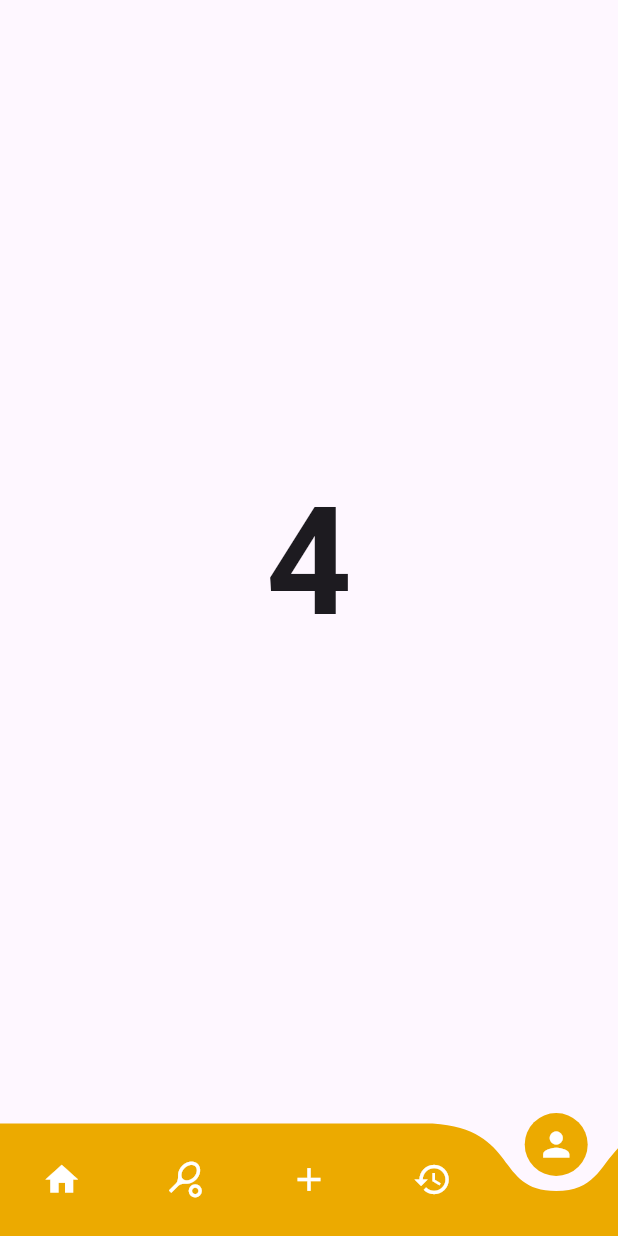
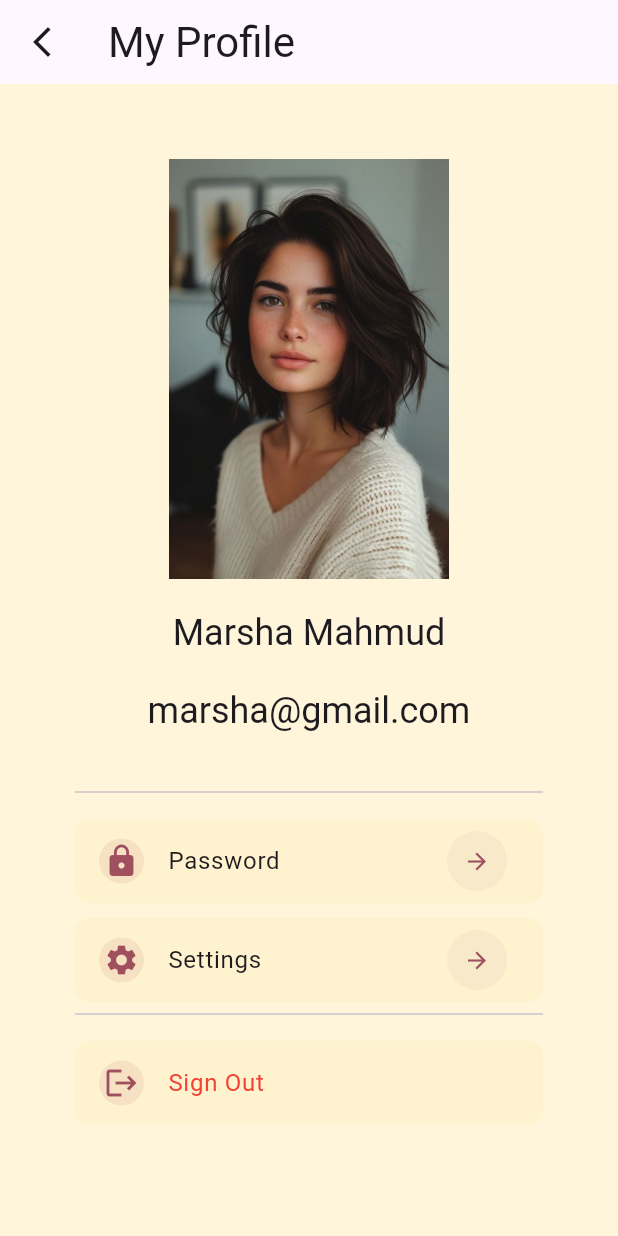
Before and after one commit to nuramirahathirahnazli/ByteBurst, a Flutter app: the screen it shows after launch, item 5 of the bottom bar chosen, on a phone screen of 412 x 824 dp. Run offline on Flutter 3.47's test engine with Material 3 defaults, Android fonts, the phone set to English and light mode, and no system bars; drawn by our look-alikes of curved_navigation_bar; our stand-ins replace firebase_core; accounts and stored records are empty.

Commit message:
Complete task on user profile
Coding the task for user profile, but need to upgrade more the styling as in prototype

```diff
--- a/utmfit/lib/screens/user/dashboard_user.dart
+++ b/utmfit/lib/screens/user/dashboard_user.dart
@@ -1,5 +1,7 @@
 import 'package:curved_navigation_bar/curved_navigation_bar.dart';
 import 'package:flutter/material.dart';
+import 'package:utmfit/screens/user/profile/profile_user.dart';
+import 'package:utmfit/src/constants/colors.dart';
 
 
 class dashboardUser extends StatefulWidget{
@@ -15,6 +17,7 @@ class _dashboardUserState extends State<dashboardUser> {
   @override
   Widget build(BuildContext context) {
     return Scaffold(
+      backgroundColor: clrBase, // Set the entire background screen color
       bottomNavigationBar: CurvedNavigationBar(
         backgroundColor: Colors.transparent,
         buttonBackgroundColor: Color(0xFFECAA00),
@@ -25,12 +28,21 @@ class _dashboardUserState extends State<dashboardUser> {
           Icon(Icons.sports_tennis_outlined, size: 26, color: Colors.white),
           Icon(Icons.add, size: 26, color: Colors.white),
           Icon(Icons.history, size: 26, color: Colors.white),
-          Icon(Icons.person, size: 26, color: Colors.white),
+          Icon(
+            Icons.person,
+            size: 26,
+            color: Colors.white),
         ],
         onTap: (index) {
           setState(() {
             _page = index;
           });
+           if (index == 4) { // Assuming index 4 corresponds to the "person" icon
+            Navigator.push(
+              context,
+              MaterialPageRoute(builder: (context) => const ProfileUser()),
+            );
+          }
         },
       ),
       body: Center(
--- /dev/null
+++ b/utmfit/lib/screens/user/profile/profile_user.dart
@@ -0,0 +1,128 @@
+import 'package:flutter/material.dart';
+import 'package:utmfit/src/constants/colors.dart';
+import 'package:utmfit/src/constants/image_strings.dart';
+
+class ProfileUser extends StatelessWidget{
+  const ProfileUser({Key? key}) : super(key: key);
+
+  @override
+  Widget build(BuildContext context){
+    var isDark = MediaQuery.of(context).platformBrightness == Brightness.dark;
+    return Scaffold(
+      backgroundColor: clrBase, // Set the entire background screen color
+      appBar: AppBar(
+        leading: IconButton(
+          onPressed: () {
+            Navigator.pop(context); // Navigate back to dashboard_user screen
+          },
+          icon: const Icon(Icons.arrow_back_ios_new_sharp),
+        ),
+        title: Text("My Profile", style: Theme.of(context).textTheme.headlineMedium),
+      ),
+
+      body: SingleChildScrollView(
+        child: Container(
+          padding: const EdgeInsets.all(50), //50 = size
+          child: Column(
+            children: [
+              SizedBox(
+                width : 280,
+                height: 280,
+
+                child: ClipRRect(
+                  //borderRadius: BorderRadius.circular(150.0), tak jadi bulat
+                  child: const Image(image: AssetImage(strProfileImage)),
+                ),
+              ),
+              const SizedBox(height: 20),
+              Text("Marsha Mahmud", style: Theme.of(context).textTheme.headlineSmall),
+              const SizedBox(height:20),
+              Text("marsha@gmail.com", style: Theme.of(context).textTheme.headlineSmall),
+              const SizedBox(height:30),
+              const Divider(),
+              const SizedBox(height:10),
+
+              //MENU
+              UserProfileWidget(
+                title: "Password",
+                icon: Icons.lock,
+                onPress: () {},
+                backgroundColor: clrUser3,
+                 // Set the desired background color
+              ),
+              const SizedBox(height:10),
+              UserProfileWidget(
+                title: "Settings",
+                icon: Icons.settings,
+                onPress: () {},
+                backgroundColor: clrUser3, // Set the desired background color
+              ),
+              const Divider(),
+              const SizedBox(height: 10),
+              UserProfileWidget(
+                title: "Sign Out",
+                icon: Icons.logout,
+                textColor: Colors.red,
+                endIcon: false,
+                backgroundColor: clrUser3, // Set the desired background color
+                onPress: () {},
+              ),
+            ],
+          ),
+        ),
+      )
+    );
+  }
+}
+
+class UserProfileWidget extends StatelessWidget {
+  const UserProfileWidget({
+    Key? key,
+    required this.title,
+    required this.icon,
+    required this.onPress,
+    this.endIcon = true,
+    this.textColor,
+    this.backgroundColor, // Add a new property for background color
+  }) : super(key: key);
+
+  final String title;
+  final IconData icon;
+  final VoidCallback onPress;
+  final bool endIcon;
+  final Color? textColor;
+  final Color? backgroundColor; // New property for background color
+
+  @override
+  Widget build(BuildContext context) {
+
+        return Container(
+      decoration: BoxDecoration(
+        color: backgroundColor,
+        borderRadius: BorderRadius.circular(10.0), // Add border radius here
+      ),
+        child: ListTile(  // Nested within Container
+        onTap: onPress,
+        leading: Container(
+          width: 30,
+          height: 30,
+          decoration: BoxDecoration(
+            borderRadius: BorderRadius.circular(100),
+            color: clrUser5.withOpacity(0.1),
+          ),
+          child: Icon(icon, color: clrUser5),
+        ),
+        title: Text(title, style: Theme.of(context).textTheme.bodyLarge?.apply(color: textColor)),
+        trailing: endIcon ? Container(
+          width: 40,
+          height: 40,
+          decoration: BoxDecoration(
+            borderRadius: BorderRadius.circular(100),
+            color: Colors.grey.withOpacity(0.1),
+          ),
+          child: const Icon(Icons.arrow_forward, size: 18.0, color: clrUser5),
+        ) : null,
+   ),
+    );
+  }
+}
--- a/utmfit/lib/screens/user/welcome_screen.dart
+++ b/utmfit/lib/screens/user/welcome_screen.dart
@@ -1,4 +1,4 @@
-//try nak buat mcm dkt link ni. tapi nanti dulu (mira)
+//try nak buat mcm dkt link ni. tapi kiv dulu (mira)
 //https://www.youtube.com/watch?v=ucwBcTgxyME
 
 import 'package:flutter/material.dart';
--- /dev/null
+++ b/utmfit/lib/src/constants/colors.dart
@@ -0,0 +1,19 @@
+//Constant colours use
+
+import 'package:flutter/material.dart';
+
+const Color clrBase = Color.fromRGBO(255, 239, 198, 0.64); //kena tengok balik, sebab warna dia gelap dkt emulator, tapi dkt web okay
+const Color clrBlack = Color(0xFF000000);
+
+//COLOURS FOR USER
+const Color clrUserPrimary = Color(0xFFECAA00);
+const Color clrUser2 = Color.fromARGB(132, 236, 169, 0);
+const Color clrUser3 = Color.fromARGB(162, 255, 239, 198);
+const Color clrUser4 = Color(0xFFFFAE34);
+const Color clrUser5 = Color(0xFF9F4F5D);
+
+//COLOURS FOR ADMIN
+const Color clrAdminPrimary = Color(0xFF3C66A5);
+const Color clrAdmin2 = Color(0xFFA1B9DD);
+const Color clrAdmin3 = Color(0xFFC2A300);
+const Color clrAdmin4 = Color(0xFFF0E59C);
--- /dev/null
+++ b/utmfit/lib/src/constants/image_strings.dart
@@ -0,0 +1,6 @@
+//Strings for link the images
+//Can reuse
+
+// -- Profile Images
+const String strProfileImage = "assets/images/profile_pic.jpg";
+const String strProfileImage2 = "assets/images/profile_pic2.jpg";
```
Also changed, not shown: utmfit/pubspec.yaml (+4 -3 lines), utmfit/assets/images/profile_pic.jpg (added), utmfit/assets/images/profile_pic2.jpg (added), utmfit/lib/screens/user/profile/edit_profile.dart (added).
